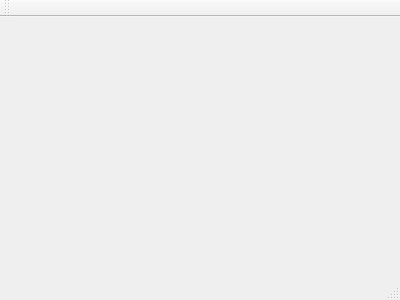
Above: mainwindow.ui from luluma21/projet_couleur_rdf before the change. Below: the same form after it.
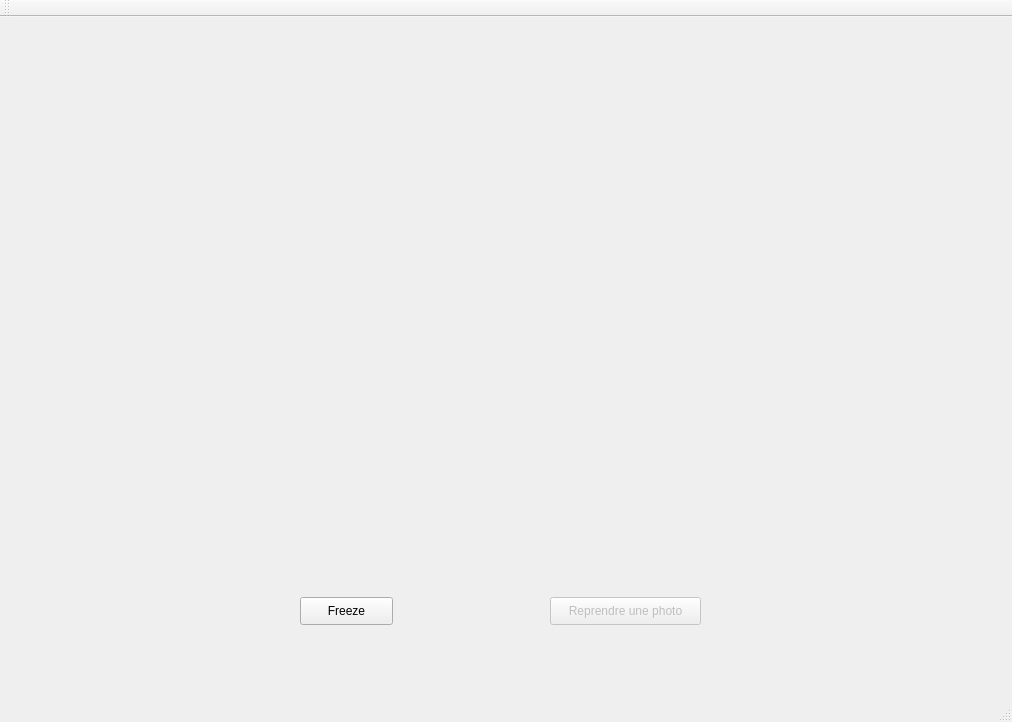
That is the form after the change. Custom widgets are drawn as their Qt base class.

Commit message: Ajout de la classe camerawidget (par Chloé) intégration de la détection de visage sur l'inteface (accompagné d'un fichier source cascade.xml) boutons pour s'arrêter sur une image, ou en reprendre une.

What changed in the file:
```diff
--- a/mainwindow.ui
+++ b/mainwindow.ui
@@ -1,24 +1,87 @@
 <ui version="4.0">
  <class>MainWindow</class>
- <widget class="QMainWindow" name="MainWindow" >
-  <property name="geometry" >
+ <widget class="QMainWindow" name="MainWindow">
+  <property name="geometry">
    <rect>
     <x>0</x>
     <y>0</y>
-    <width>400</width>
-    <height>300</height>
+    <width>1012</width>
+    <height>722</height>
    </rect>
   </property>
   <property name="windowTitle" >
    <string>MainWindow</string>
   </property>
-  <widget class="QMenuBar" name="menuBar" />
-  <widget class="QToolBar" name="mainToolBar" />
-  <widget class="QWidget" name="centralWidget" />
-  <widget class="QStatusBar" name="statusBar" />
+  <widget class="QWidget" name="centralWidget">
+   <widget class="CameraWidget" name="widget" native="true">
+    <property name="geometry">
+     <rect>
+      <x>130</x>
+      <y>50</y>
+      <width>681</width>
+      <height>501</height>
+     </rect>
+    </property>
+   </widget>
+   <widget class="QPushButton" name="pushButton">
+    <property name="geometry">
+     <rect>
+      <x>300</x>
+      <y>580</y>
+      <width>93</width>
+      <height>28</height>
+     </rect>
+    </property>
+    <property name="text">
+     <string>Freeze</string>
+    </property>
+   </widget>
+   <widget class="QPushButton" name="pushButton_2">
+    <property name="enabled">
+     <bool>false</bool>
+    </property>
+    <property name="geometry">
+     <rect>
+      <x>550</x>
+      <y>580</y>
+      <width>151</width>
+      <height>28</height>
+     </rect>
+    </property>
+    <property name="text">
+     <string>Reprendre une photo</string>
+    </property>
+   </widget>
+  </widget>
+  <widget class="QMenuBar" name="menuBar">
+   <property name="geometry">
+    <rect>
+     <x>0</x>
+     <y>0</y>
+     <width>1012</width>
+     <height>26</height>
+    </rect>
+   </property>
+  </widget>
+  <widget class="QToolBar" name="mainToolBar">
+   <attribute name="toolBarArea">
+    <enum>TopToolBarArea</enum>
+   </attribute>
+   <attribute name="toolBarBreak">
+    <bool>false</bool>
+   </attribute>
+  </widget>
+  <widget class="QStatusBar" name="statusBar"/>
  </widget>
- <layoutDefault spacing="6" margin="11" />
- <pixmapfunction></pixmapfunction>
+ <layoutdefault spacing="6" margin="11"/>
+ <customwidgets>
+  <customwidget>
+   <class>CameraWidget</class>
+   <extends>QWidget</extends>
+   <header>camerawidget.h</header>
+   <container>1</container>
+  </customwidget>
+ </customwidgets>
  <resources/>
  <connections/>
 </ui>
```
Left out of the diff: 3 changed lines with no effect on the pictures. The commit also changes 8 other files.
